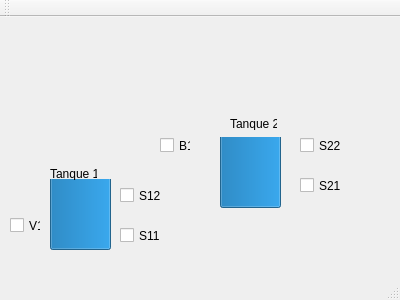
Before: the Qt Designer form Qt_gui/pp_gui/mainwindow.ui in SantiSjp/automacao-predial, drawn with Qt 5.
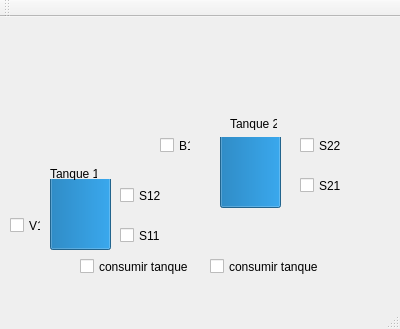
After: the same form once the commit is applied.

The edit to the form file:
```diff
--- a/Qt_gui/pp_gui/mainwindow.ui
+++ b/Qt_gui/pp_gui/mainwindow.ui
@@ -7,7 +7,7 @@
     <x>0</x>
     <y>0</y>
     <width>400</width>
-    <height>300</height>
+    <height>329</height>
    </rect>
   </property>
   <property name="windowTitle">
@@ -156,6 +156,32 @@
      <string>B1</string>
     </property>
    </widget>
+   <widget class="QCheckBox" name="checkBox_consumoTanque1">
+    <property name="geometry">
+     <rect>
+      <x>80</x>
+      <y>240</y>
+      <width>111</width>
+      <height>19</height>
+     </rect>
+    </property>
+    <property name="text">
+     <string>consumir tanque 1</string>
+    </property>
+   </widget>
+   <widget class="QCheckBox" name="checkBox_consumoTanque2">
+    <property name="geometry">
+     <rect>
+      <x>210</x>
+      <y>240</y>
+      <width>111</width>
+      <height>19</height>
+     </rect>
+    </property>
+    <property name="text">
+     <string>consumir tanque 2</string>
+    </property>
+   </widget>
   </widget>
   <widget class="QMenuBar" name="menuBar">
    <property name="geometry">
```
